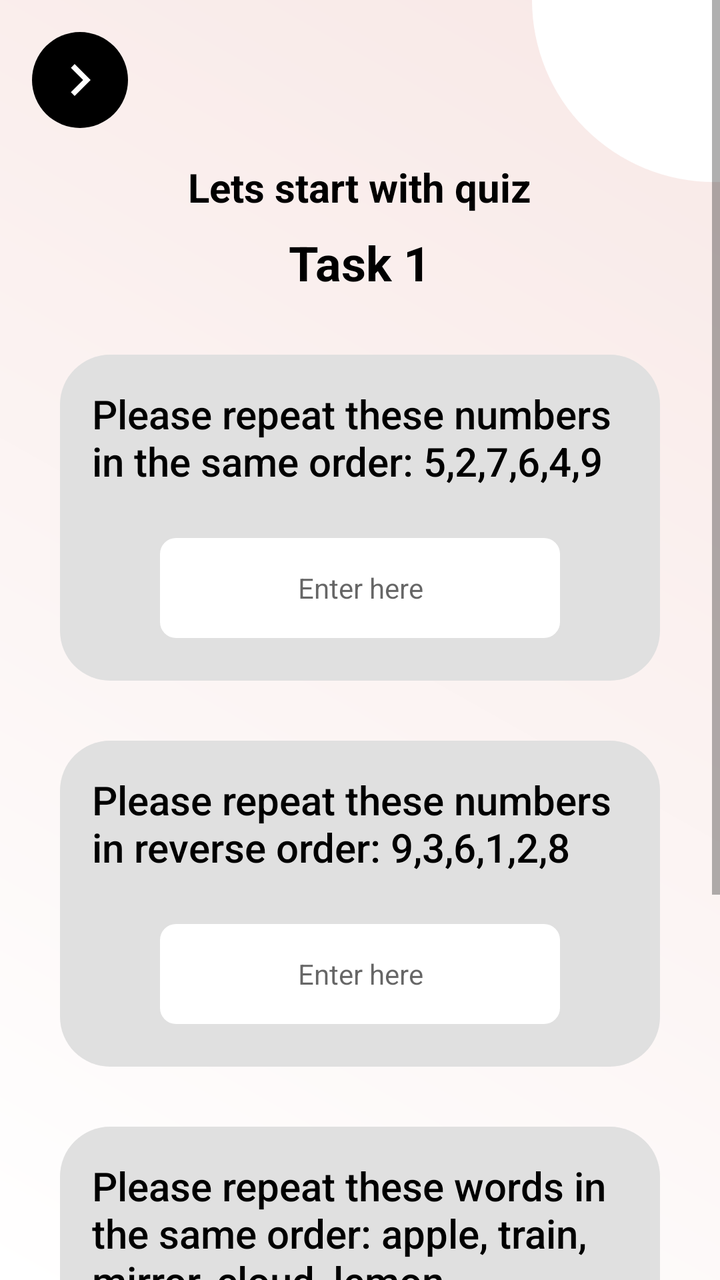
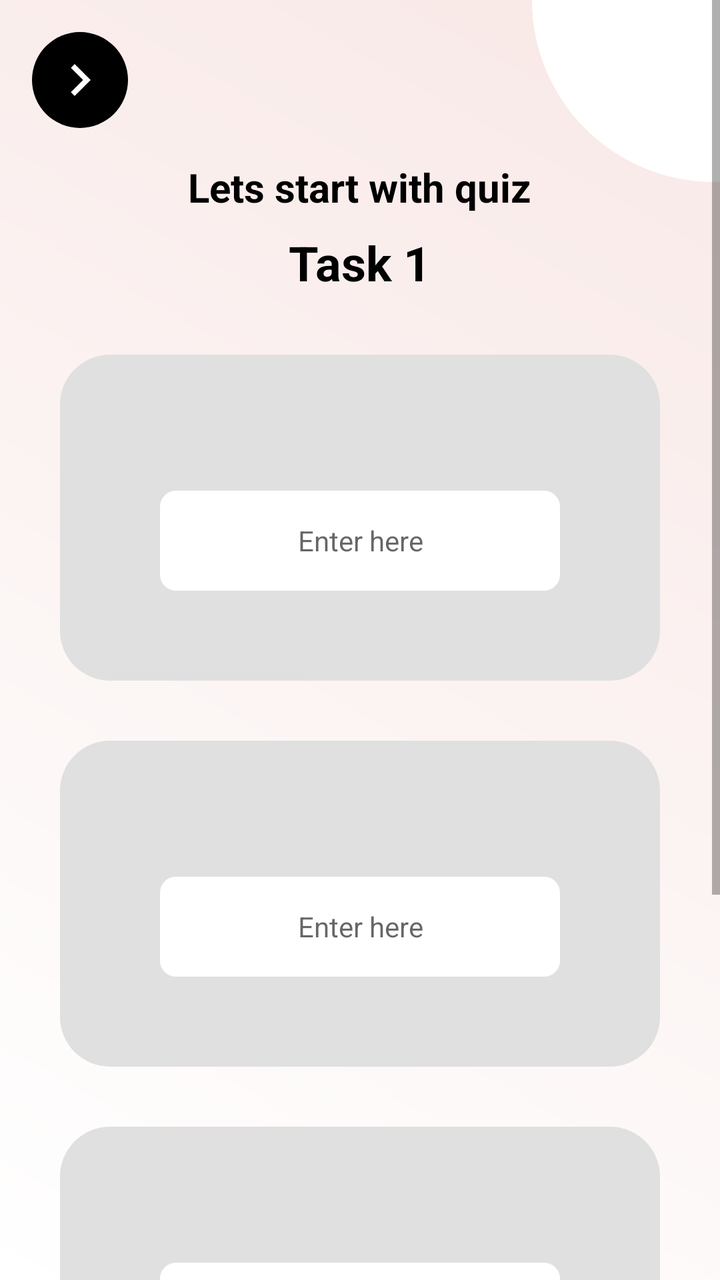

Before-and-after screenshots of an Android layout around one commit, followed by the original layout XML and the change that was made.
<!-- AndroidManifest.xml: application theme Theme.CogniSync -->
<!-- res/layout/activity_assessment.xml -->
<?xml version="1.0" encoding="utf-8"?>
<ScrollView xmlns:android="http://schemas.android.com/apk/res/android"
    xmlns:tools="http://schemas.android.com/tools"
    android:layout_width="match_parent"
    android:layout_height="match_parent"
    android:background="@drawable/background_gradient"
    tools:context=".Task1Activity">

    <RelativeLayout
        android:layout_width="match_parent"
        android:layout_height="wrap_content"
        android:paddingBottom="30dp">

        
        <View
            android:id="@+id/topRightCircle"
            android:layout_width="94dp"
            android:layout_height="91dp"
            android:layout_alignParentTop="true"
            android:layout_alignParentEnd="true"
            android:background="@drawable/top_right_circle" />

        
        <ImageButton
            android:id="@+id/btnBack"
            android:layout_width="48dp"
            android:layout_height="48dp"
            android:layout_margin="16dp"
            android:background="@drawable/circle_bg"
            android:src="@drawable/ic_arrow_back"
            android:scaleType="centerInside"
            android:contentDescription="Back Button" />

        
        <TextView
            android:id="@+id/titleText"
            android:layout_width="wrap_content"
            android:layout_height="wrap_content"
            android:layout_centerHorizontal="true"
            android:layout_marginTop="80dp"
            android:text="Lets start with quiz"
            android:textSize="20sp"
            android:textStyle="bold"
            android:textColor="#000000"
            android:fontFamily="sans-serif" />

        
        <TextView
            android:id="@+id/taskLabel"
            android:layout_width="wrap_content"
            android:layout_height="wrap_content"
            android:layout_below="@id/titleText"
            android:layout_centerHorizontal="true"
            android:layout_marginTop="8dp"
            android:text="Task 1"
            android:textSize="24sp"
            android:textStyle="bold"
            android:textColor="#000000"
            android:fontFamily="sans-serif" />

        
        <LinearLayout
            android:id="@+id/firstQuestionBox"
            android:layout_width="300dp"
            android:layout_height="163dp"
            android:layout_below="@id/taskLabel"
            android:layout_centerHorizontal="true"
            android:layout_marginTop="30dp"
            android:background="@drawable/rounded_grey_bg"
            android:orientation="vertical"
            android:padding="16dp">

            <TextView
                android:layout_width="wrap_content"
                android:layout_height="wrap_content"
                android:text="Please repeat these numbers in the same order: 5,2,7,6,4,9"
                android:textColor="#000000"
                android:textSize="20sp"
                android:fontFamily="sans-serif-medium" />

            <EditText
                android:id="@+id/firstInput"
                android:layout_marginTop="25dp"
                android:layout_width="200dp"
                android:layout_height="50dp"
                android:background="@drawable/edittext_bg"
                android:gravity="center"
                android:hint="Enter here"
                android:layout_gravity="center"
                android:paddingStart="10dp"
                android:paddingEnd="10dp"
                android:textColor="#000000"
                android:textSize="14sp"
                android:fontFamily="sans-serif" />

        </LinearLayout>

        
        <LinearLayout
            android:id="@+id/secondQuestionBox"
            android:layout_width="300dp"
            android:layout_height="163dp"
            android:layout_below="@id/firstQuestionBox"
            android:layout_centerHorizontal="true"
            android:layout_marginTop="30dp"
            android:background="@drawable/rounded_grey_bg"
            android:orientation="vertical"
            android:padding="16dp">

            <TextView
                android:layout_width="wrap_content"
                android:layout_height="wrap_content"
                android:text="Please repeat these numbers in reverse order: 9,3,6,1,2,8"
                android:textColor="#000000"
                android:textSize="20sp"
                android:fontFamily="sans-serif-medium" />

            <EditText
                android:id="@+id/secondInput"
                android:layout_marginTop="25dp"
                android:layout_width="200dp"
                android:layout_height="50dp"
                android:background="@drawable/edittext_bg"
                android:gravity="center"
                android:hint="Enter here"
                android:layout_gravity="center"
                android:paddingStart="10dp"
                android:paddingEnd="10dp"
                android:textColor="#000000"
                android:textSize="14sp"
                android:fontFamily="sans-serif" />

        </LinearLayout>

        
        <LinearLayout
            android:id="@+id/thirdQuestionBox"
            android:layout_width="300dp"
            android:layout_height="180dp"
            android:layout_below="@id/secondQuestionBox"
            android:layout_centerHorizontal="true"
            android:layout_marginTop="30dp"
            android:background="@drawable/rounded_grey_bg"
            android:orientation="vertical"
            android:padding="16dp">

            <TextView
                android:layout_width="wrap_content"
                android:layout_height="wrap_content"
                android:text="Please repeat these words in the same order: apple, train, mirror, cloud, lemon."
                android:textColor="#000000"
                android:textSize="20sp"
                android:fontFamily="sans-serif-medium" />

            <EditText
                android:id="@+id/thirdInput"
                android:layout_marginTop="25dp"
                android:layout_width="200dp"
                android:layout_height="50dp"
                android:background="@drawable/edittext_bg"
                android:gravity="center"
                android:hint="Enter here"
                android:layout_gravity="center"
                android:paddingStart="10dp"
                android:paddingEnd="10dp"
                android:textColor="#000000"
                android:textSize="14sp"
                android:fontFamily="sans-serif" />

        </LinearLayout>

        
        <androidx.appcompat.widget.AppCompatButton
            android:id="@+id/btnNext"
            android:layout_width="296dp"
            android:layout_height="67dp"
            android:layout_centerHorizontal="true"
            android:layout_below="@id/thirdQuestionBox"
            android:layout_marginTop="35dp"
            android:layout_marginBottom="40dp"
            android:background="@drawable/btn_bg"
            android:fontFamily="sans-serif-medium"
            android:text="Next"
            android:textColor="@android:color/black"
            android:textSize="20sp"
            android:textStyle="bold" />

    </RelativeLayout>

</ScrollView>
<!-- resources referenced by this layout -->
<resources>
  <!-- drawable background_gradient (drawable) -->
  <?xml version="1.0" encoding="utf-8"?>
  <shape xmlns:android="http://schemas.android.com/apk/res/android">
      <gradient
          android:angle="45"
          android:startColor="#Ffffff"
          android:endColor="#F8E8E6"
          android:type="linear" />
  </shape>
  <!-- drawable btn_bg (drawable) -->
  <shape xmlns:android="http://schemas.android.com/apk/res/android"
      android:shape="rectangle">
      <solid android:color="#B9BDBF"/>
      <corners android:radius="35dp"/>
  </shape>
  <!-- drawable circle_bg (drawable) -->
  <?xml version="1.0" encoding="utf-8"?>
  <shape xmlns:android="http://schemas.android.com/apk/res/android"
      android:shape="oval">
  
      
      <solid android:color="#000000"/>   
  
      
      <stroke
          android:width="0dp"
          android:color="#CCCCCC"/>       
  
      
  </shape>
  <!-- drawable edittext_bg (drawable) -->
  <?xml version="1.0" encoding="utf-8"?>
  <selector xmlns:android="http://schemas.android.com/apk/res/android">
  
      
      <item android:state_focused="true">
          <shape android:shape="rectangle">
              <solid android:color="#E0E0E0"/> 
              <corners android:radius="8dp"/>
          </shape>
      </item>
  
      
      <item>
          <shape android:shape="rectangle">
              <solid android:color="#FFFFFF"/> 
              <corners android:radius="8dp"/>
              <stroke android:width="0dp" android:color="#BDBDBD"/> 
          </shape>
      </item>
  
  </selector>
  <!-- drawable ic_arrow_back (drawable) -->
  <vector xmlns:android="http://schemas.android.com/apk/res/android"
      android:width="32dp"
      android:height="32dp"
      android:viewportWidth="32"
      android:viewportHeight="32">
      <path
          android:fillColor="#ffffff"
          android:pathData="M11.45 22.12L17.56 16l-6.1-6.12L13.32 8l8 8-8 8-1.88-1.88Z"/>
  </vector>
  <!-- drawable rounded_grey_bg (drawable) -->
  <?xml version="1.0" encoding="utf-8"?>
  <shape xmlns:android="http://schemas.android.com/apk/res/android"
      android:shape="rectangle">
  
      
      <solid android:color="#E0E0E0" />
  
      
      <corners android:radius="25dp" />
  
  </shape>
  <!-- drawable top_right_circle (drawable) -->
  <shape xmlns:android="http://schemas.android.com/apk/res/android"
      android:shape="rectangle">
  
      
      <solid android:color="#FFFFFF" />
  
      
      <corners
          android:bottomLeftRadius="180dp"
          android:topLeftRadius="0dp"
          android:topRightRadius="0dp"
          android:bottomRightRadius="0dp" />
  
      
      <size
          android:width="120dp"
          android:height="120dp" />
  </shape>
  <style name="Theme.CogniSync" parent="Theme.MaterialComponents.DayNight.DarkActionBar">
          
          <item name="colorPrimary">@color/purple_500</item>
          <item name="colorPrimaryVariant">@color/purple_700</item>
          <item name="colorOnPrimary">@color/white</item>
          
          <item name="colorSecondary">@color/teal_200</item>
          <item name="colorSecondaryVariant">@color/teal_700</item>
          <item name="colorOnSecondary">@color/black</item>
          
          <item name="android:statusBarColor">?attr/colorPrimaryVariant</item>
          
      </style>
  <color name="purple_500">#FF6200EE</color>
  <color name="purple_700">#FF3700B3</color>
  <color name="white">#FFFFFFFF</color>
  <color name="teal_200">#FF03DAC5</color>
  <color name="teal_700">#FF018786</color>
  <color name="black">#FF000000</color>
</resources>

<!-- the commit's change to res/layout/activity_assessment.xml (unified diff, before → after) -->
@@ -4,7 +4,7 @@
     android:layout_width="match_parent"
     android:layout_height="match_parent"
     android:background="@drawable/background_gradient"
-    tools:context=".Task1Activity">
+    tools:context=".AssessmentDetailActivity">
 
     <RelativeLayout
         android:layout_width="match_parent"
@@ -22,10 +22,12 @@
 
         
         <ImageButton
-            android:id="@+id/btnBack"
+            android:id="@+id/backButton"
             android:layout_width="48dp"
             android:layout_height="48dp"
             android:layout_margin="16dp"
+            android:layout_alignParentTop="true"
+            android:layout_alignParentStart="true"
             android:background="@drawable/circle_bg"
             android:src="@drawable/ic_arrow_back"
             android:scaleType="centerInside"
@@ -71,9 +73,10 @@
             android:padding="16dp">
 
             <TextView
+                android:id="@+id/question1"
                 android:layout_width="wrap_content"
                 android:layout_height="wrap_content"
-                android:text="Please repeat these numbers in the same order: 5,2,7,6,4,9"
+                android:text=""
                 android:textColor="#000000"
                 android:textSize="20sp"
                 android:fontFamily="sans-serif-medium" />
@@ -108,9 +111,10 @@
             android:padding="16dp">
 
             <TextView
+                android:id="@+id/question2"
                 android:layout_width="wrap_content"
                 android:layout_height="wrap_content"
-                android:text="Please repeat these numbers in reverse order: 9,3,6,1,2,8"
+                android:text=""
                 android:textColor="#000000"
                 android:textSize="20sp"
                 android:fontFamily="sans-serif-medium" />
@@ -145,9 +149,10 @@
             android:padding="16dp">
 
             <TextView
+                android:id="@+id/question3"
                 android:layout_width="wrap_content"
                 android:layout_height="wrap_content"
-                android:text="Please repeat these words in the same order: apple, train, mirror, cloud, lemon."
+                android:text=""
                 android:textColor="#000000"
                 android:textSize="20sp"
                 android:fontFamily="sans-serif-medium" />
